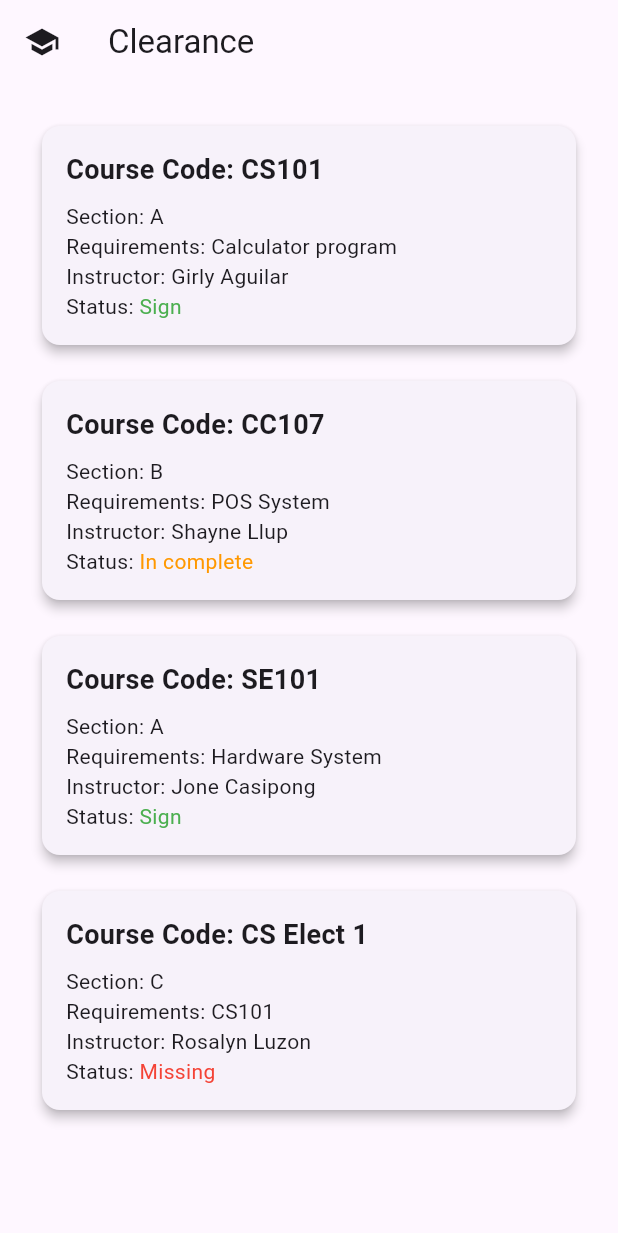
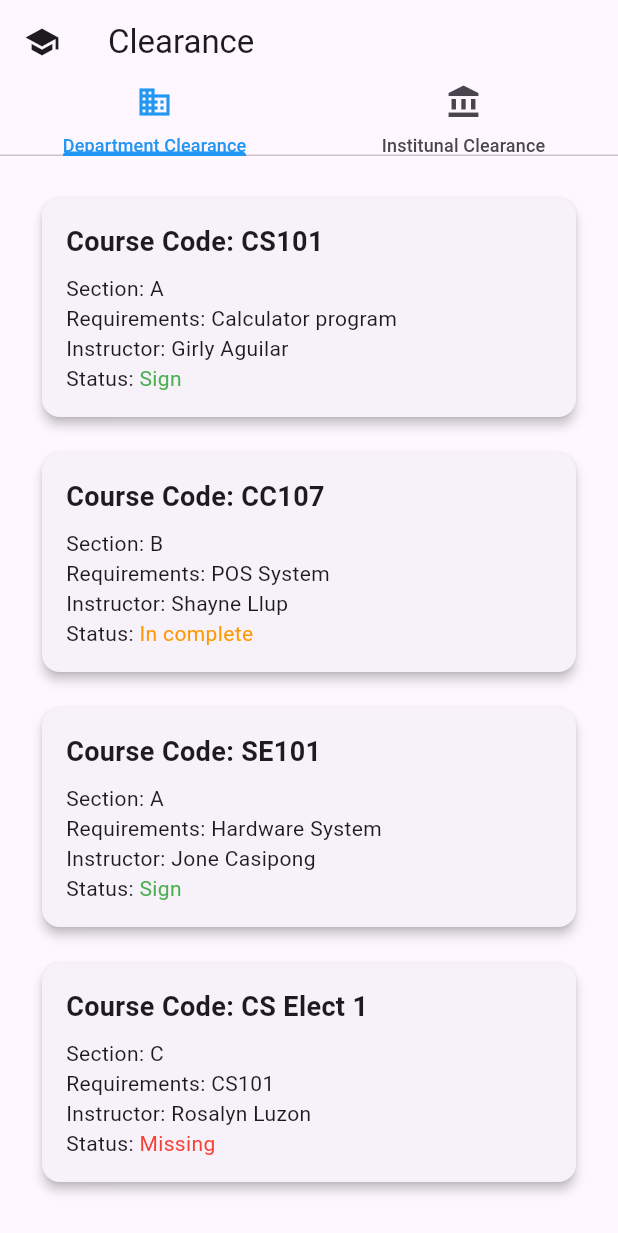
Before and after one commit to anthonyc-dev/ASCS-Flutter-Client-side-, a Flutter app: the Clearance screen opened directly, on a phone screen of 412 x 824 dp. Shown: the top 1233 px of the screen. Run offline on Flutter 3.47's test engine with Material 3 defaults, Android fonts, the light colour scheme and no system bars; our stand-ins replace curved_navigation_bar, flutter_dotenv, flutter_screenutil, google_fonts.

Commit message:
update the clearance screen TabBar

```diff
--- a/my_app/lib/screens/clearance.dart
+++ b/my_app/lib/screens/clearance.dart
@@ -7,7 +7,10 @@ class Clearance extends StatefulWidget {
   State<Clearance> createState() => _ClearanceState();
 }
 
-class _ClearanceState extends State<Clearance> {
+class _ClearanceState extends State<Clearance>
+    with SingleTickerProviderStateMixin {
+  late TabController _tabController;
+
   // Dummy data for the table
   final List<Map<String, String>> courseData = [
     {
@@ -56,6 +59,19 @@ class _ClearanceState extends State<Clearance> {
   }
 
   @override
+  void initState() {
+    super.initState();
+    // Initialize the TabController
+    _tabController = TabController(length: 2, vsync: this);
+  }
+
+  @override
+  void dispose() {
+    _tabController.dispose();
+    super.dispose();
+  }
+
+  @override
   Widget build(BuildContext context) {
     // Check the screen width to decide the layout
     bool isMobile = MediaQuery.of(context).size.width < 600;
@@ -63,19 +79,131 @@ class _ClearanceState extends State<Clearance> {
     return Scaffold(
       appBar: AppBar(
         title: const Text('Clearance'),
-        leading: Icon(Icons.school),
+        leading: const Icon(Icons.school),
+        bottom: TabBar(
+          indicatorColor: Colors.blue, // Set the indicator color to blue
+          labelColor: Colors.blue,
+          controller: _tabController,
+          tabs: [
+            Tab(
+              child: LayoutBuilder(
+                builder: (context, constraints) {
+                  return isMobile
+                      ? Column(
+                        mainAxisSize:
+                            MainAxisSize
+                                .min, // Ensures it only takes necessary space
+                        children: [
+                          Icon(Icons.business),
+                          const SizedBox(
+                            height: 8,
+                          ), // Space between icon and text
+                          Expanded(
+                            // This ensures the text fits without overflow
+                            child: Text(
+                              'Department Clearance',
+                              style: TextStyle(
+                                fontSize: 12, // Adjust text size for mobile
                               ),
-      body: SizedBox(
-        child: Padding(
+                              overflow:
+                                  TextOverflow
+                                      .ellipsis, // Truncate text if necessary
+                              maxLines: 1, // Limit to 1 line of text
+                            ),
+                          ),
+                        ],
+                      )
+                      : Row(
+                        mainAxisSize:
+                            MainAxisSize
+                                .min, // Ensures the row takes only the necessary space
+                        children: [
+                          Icon(Icons.business),
+                          const SizedBox(
+                            width: 8,
+                          ), // Space between icon and text
+                          Text(
+                            'Department Clearance',
+                            style: TextStyle(
+                              fontSize: 16, // Adjust text size for desktop
+                            ),
+                            overflow:
+                                TextOverflow
+                                    .ellipsis, // Truncate text if necessary
+                            maxLines: 1, // Limit to 1 line of text
+                          ),
+                        ],
+                      );
+                },
+              ),
+            ),
+
+            Tab(
+              child: LayoutBuilder(
+                builder: (context, constraints) {
+                  return isMobile
+                      ? Column(
+                        mainAxisSize:
+                            MainAxisSize
+                                .min, // Ensures it only takes necessary space
+                        children: [
+                          Icon(Icons.account_balance),
+                          const SizedBox(
+                            height: 8,
+                          ), // Space between icon and text
+                          Expanded(
+                            // This ensures the text fits without overflow
+                            child: Text(
+                              'Institunal Clearance',
+                              style: TextStyle(
+                                fontSize: 12, // Adjust text size for mobile
+                              ),
+                              overflow:
+                                  TextOverflow
+                                      .ellipsis, // Truncate text if necessary
+                              maxLines: 1, // Limit to 1 line of text
+                            ),
+                          ),
+                        ],
+                      )
+                      : Row(
+                        mainAxisSize:
+                            MainAxisSize
+                                .min, // Ensures the row takes only the necessary space
+                        children: [
+                          Icon(Icons.business),
+                          const SizedBox(
+                            width: 8,
+                          ), // Space between icon and text
+                          Text(
+                            'Institunal Clearance',
+                            style: TextStyle(
+                              fontSize: 16, // Adjust text size for desktop
+                            ),
+                            overflow:
+                                TextOverflow
+                                    .ellipsis, // Truncate text if necessary
+                            maxLines: 1, // Limit to 1 line of text
+                          ),
+                        ],
+                      );
+                },
+              ),
+            ),
+          ],
+        ),
+      ),
+      body: Padding(
         padding: const EdgeInsets.all(16.0),
-          child:
+        child: TabBarView(
+          controller: _tabController,
+          children: [
+            // Department Clearance Tab
             isMobile
                 ? ListView.builder(
                   itemCount: courseData.length,
                   itemBuilder: (context, index) {
                     final course = courseData[index];
-
-                      // Get the color based on the status
                     Color statusColor = getStatusColor(course['status']!);
 
                     return Padding(
@@ -103,10 +231,7 @@ class _ClearanceState extends State<Clearance> {
                                   const Text('Status: '),
                                   Text(
                                     course['status']!,
-                                      style: TextStyle(
-                                        color:
-                                            statusColor, // Apply color to status only
-                                      ),
+                                    style: TextStyle(color: statusColor),
                                   ),
                                 ],
                               ),
@@ -117,13 +242,25 @@ class _ClearanceState extends State<Clearance> {
                     );
                   },
                 )
-                  : SingleChildScrollView(
+                : Container(
+                  decoration: BoxDecoration(
+                    color: Colors.white,
+                    borderRadius: BorderRadius.circular(20),
+                    boxShadow: [
+                      BoxShadow(
+                        color: Colors.black.withOpacity(0.2),
+                        spreadRadius: 1,
+                        blurRadius: 7,
+                      ),
+                    ],
+                  ),
+                  child: SingleChildScrollView(
                     scrollDirection: Axis.horizontal,
                     child: DataTable(
-                      columnSpacing: 20, // Adjust column spacing
-                      headingRowColor: WidgetStateProperty.all(
+                      columnSpacing: 20,
+                      headingRowColor: MaterialStateProperty.all(
                         Colors.blueAccent,
-                      ), // Header background color
+                      ),
                       columns: const [
                         DataColumn(label: Text('Course Code')),
                         DataColumn(label: Text('Section')),
@@ -133,7 +270,6 @@ class _ClearanceState extends State<Clearance> {
                       ],
                       rows:
                           courseData.map((course) {
-                            // Get the color based on the status
                             Color statusColor = getStatusColor(
                               course['status']!,
                             );
@@ -147,9 +283,7 @@ class _ClearanceState extends State<Clearance> {
                                 DataCell(
                                   Text(
                                     course['status']!,
-                                    style: TextStyle(
-                                      color: statusColor,
-                                    ), // Apply color to status only
+                                    style: TextStyle(color: statusColor),
                                   ),
                                 ),
                               ],
@@ -158,6 +292,11 @@ class _ClearanceState extends State<Clearance> {
                     ),
                   ),
                 ),
+
+            // Institutional Clearance Tab
+            Center(child: Text("Institutional Clearance Content Here")),
+          ],
+        ),
       ),
     );
   }
```
Lines whose indentation alone changed are shown as unchanged.
